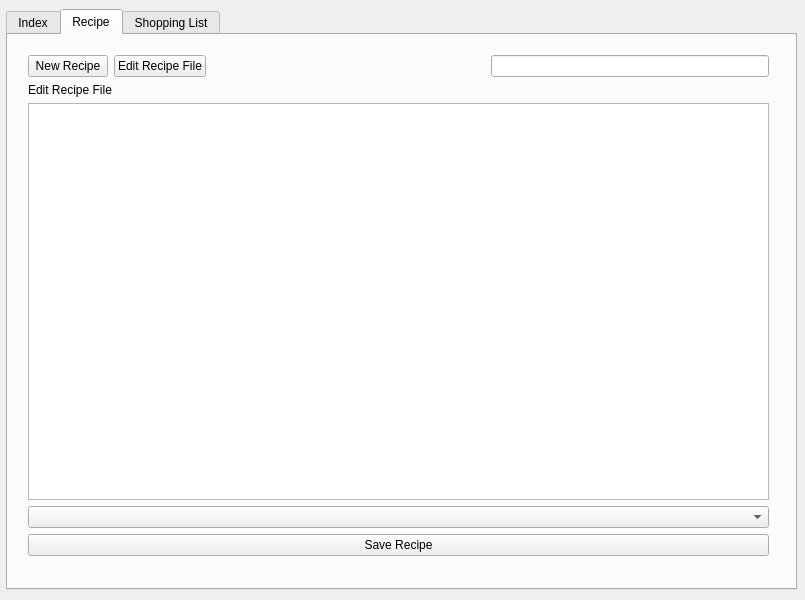
This is mainwindow.ui in OliverVoogd/Recipes as Qt 5 draws it before an edit. The edited form follows.
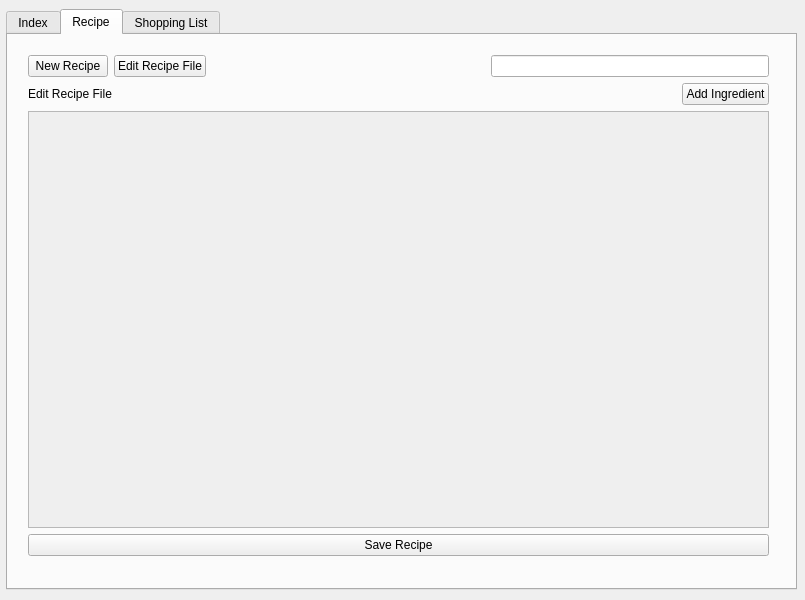
This is the edited form.

Commit message: basic button to add items to QScrollArea

Diff of the .ui file:
```diff
--- a/mainwindow.ui
+++ b/mainwindow.ui
@@ -147,6 +147,8 @@
         </layout>
        </item>
        <item>
+        <layout class="QHBoxLayout" name="horizontalLayout_6">
+         <item>
         <widget class="QLabel" name="indexLabel_2">
          <property name="text">
           <string>Edit Recipe File</string>
@@ -154,17 +156,43 @@
         </widget>
        </item>
        <item>
-        <widget class="QListWidget" name="lstRecipeView">
-         <property name="sizePolicy">
-          <sizepolicy hsizetype="Expanding" vsizetype="Expanding">
-           <horstretch>0</horstretch>
-           <verstretch>0</verstretch>
-          </sizepolicy>
-         </property>
-        </widget>
-       </item>
+          <spacer name="horizontalSpacer_3">
+           <property name="orientation">
+            <enum>Qt::Orientation::Horizontal</enum>
+           </property>
+           <property name="sizeHint" stdset="0">
+            <size>
+             <width>40</width>
+             <height>20</height>
+            </size>
+           </property>
+          </spacer>
+         </item>
+         <item>
+          <widget class="QPushButton" name="btnAddIngredient">
+           <property name="text">
+            <string>Add Ingredient</string>
+           </property>
+          </widget>
+         </item>
+        </layout>
+       </item>
        <item>
-        <widget class="QComboBox" name="comboBox"/>
+        <widget class="QScrollArea" name="scrollRecipeIngredients">
+         <property name="widgetResizable">
+          <bool>true</bool>
+         </property>
+         <widget class="QWidget" name="scrollRecipeContentsWidget">
+          <property name="geometry">
+           <rect>
+            <x>0</x>
+            <y>0</y>
+            <width>737</width>
+            <height>383</height>
+           </rect>
+          </property>
+         </widget>
+        </widget>
        </item>
        <item>
         <layout class="QHBoxLayout" name="horizontalLayout_4">
```
Lines whose indentation alone changed are shown as unchanged. The commit also changes 42 other files.
